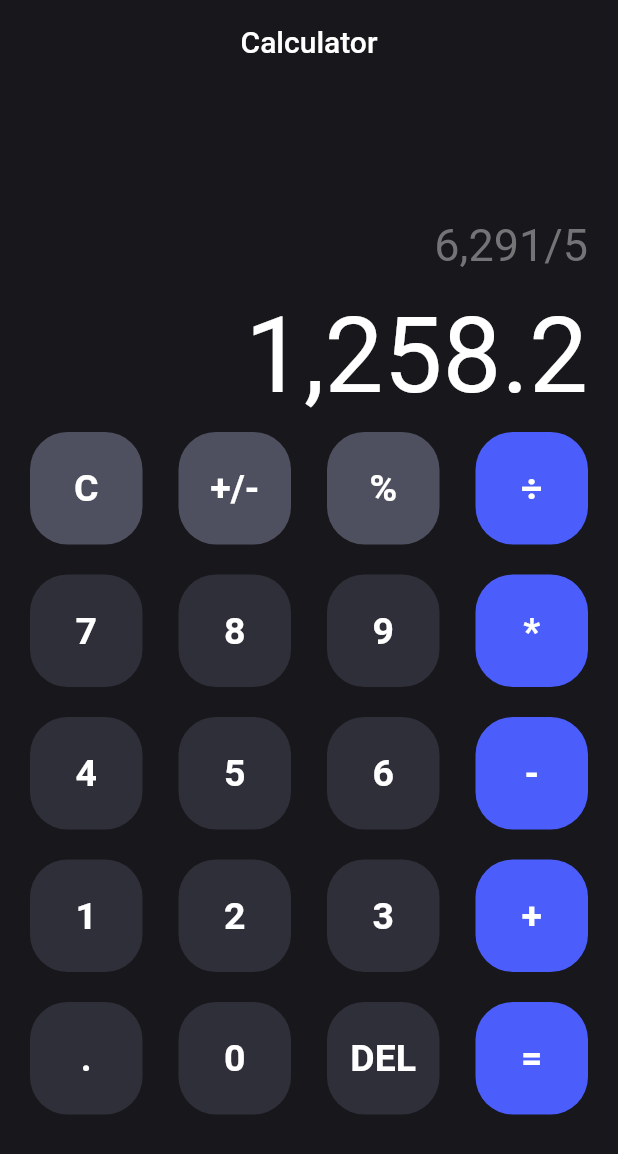
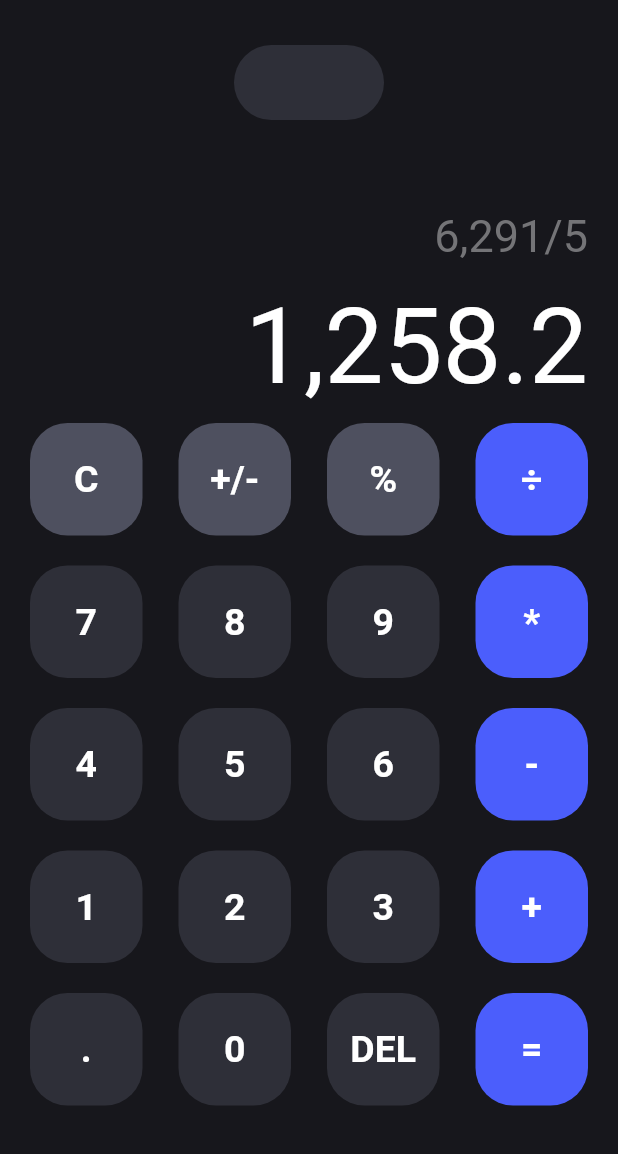
Before and after one commit to stevelpak/calculator, a Flutter app: the screen it shows after launch, on a phone screen of 412 x 824 dp. Shown: the top 1154 px of the screen. Run offline on Flutter 3.47's test engine with Material 2 defaults, Android fonts, the phone set to English and light mode, and no system bars.

Commit message:
Updated Calc App

```diff
--- a/lib/pages/home.dart
+++ b/lib/pages/home.dart
@@ -15,23 +15,27 @@ class _CalcAppState extends State<CalcApp> {
     return SafeArea(
       child: Scaffold(
         backgroundColor: nightBgClr,
-        appBar: AppBar(
-          title: const Text("Calculator"),
-          centerTitle: true,
-          backgroundColor: nightBgClr,
-          elevation: 0,
-        ),
         body: Padding(
-          padding: const EdgeInsets.only(left: 20, right: 20, top: 90),
+          padding: const EdgeInsets.only(left: 20, right: 20, top: 30),
           child: Column(
             children: [
-              Align(
+              Container(
+                width: 100,
+                height: 50,
+                decoration: BoxDecoration(
+                    borderRadius: BorderRadius.circular(25),
+                    color: switchBtnClr),
+              ),
+              Padding(
+                padding: const EdgeInsets.only(top: 60),
+                child: Align(
                   alignment: Alignment.centerRight,
                   child: Text(
                     "6,291/5",
                     style: TextStyle(
                       color: lastAction,
                       fontSize: 30,
+                    ),
                   ),
                 ),
               ),
@@ -116,16 +120,16 @@ class _CalcAppState extends State<CalcApp> {
     );
   }
 
-  Container button(Color bgclr, String text) {
-    return Container(
+  InkWell button(Color bgclr, String text) {
+    return InkWell(
+      onTap: () {},
+      child: Container(
         width: 75,
         height: 75,
         decoration: BoxDecoration(
           borderRadius: BorderRadius.circular(25),
           color: bgclr,
         ),
-      child: InkWell(
-        onTap: () {},
         child: Center(
           child: Text(
             text,
--- a/lib/utils/constants.dart
+++ b/lib/utils/constants.dart
@@ -8,5 +8,6 @@ Color actionsRowColor = const Color(0xFFD2D3DA);
 Color nightactionsClmnClr = const Color(0xFF4E505F);
 Color numbersClr = const Color(0xFF2E2F38);
 Color lastAction = const Color(0xFF747477);
+Color switchBtnClr = const Color(0xFF2E2F38);
 Color black = Colors.black;
 Color white = Colors.white;
```
Lines whose indentation alone changed are shown as unchanged.
